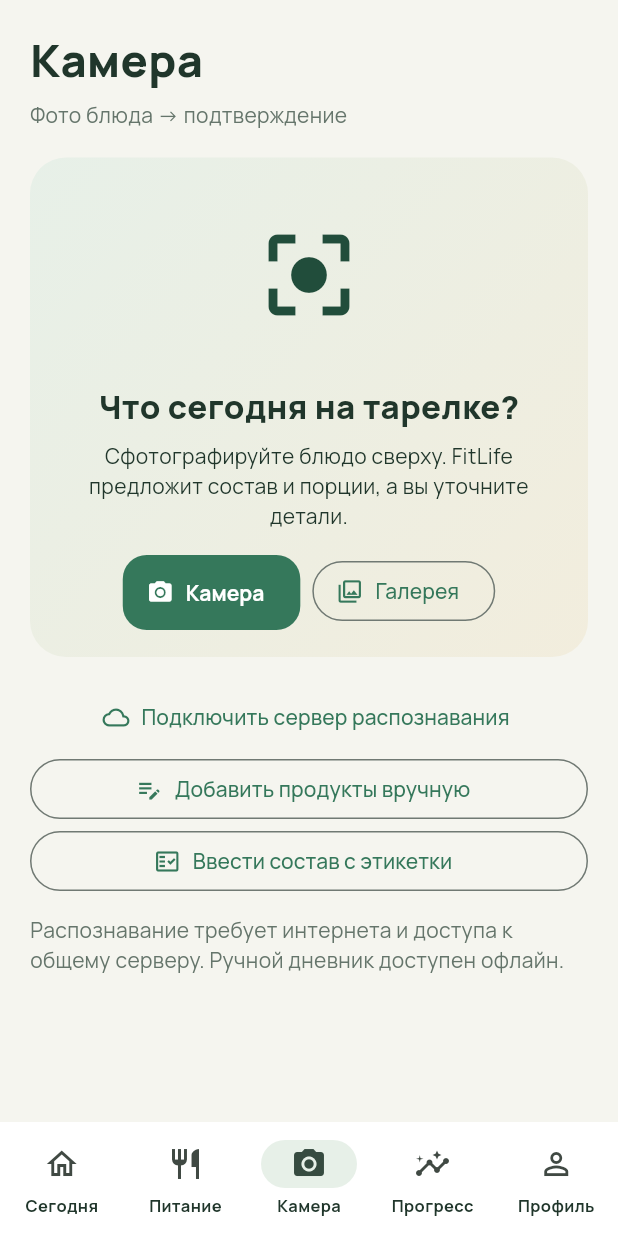
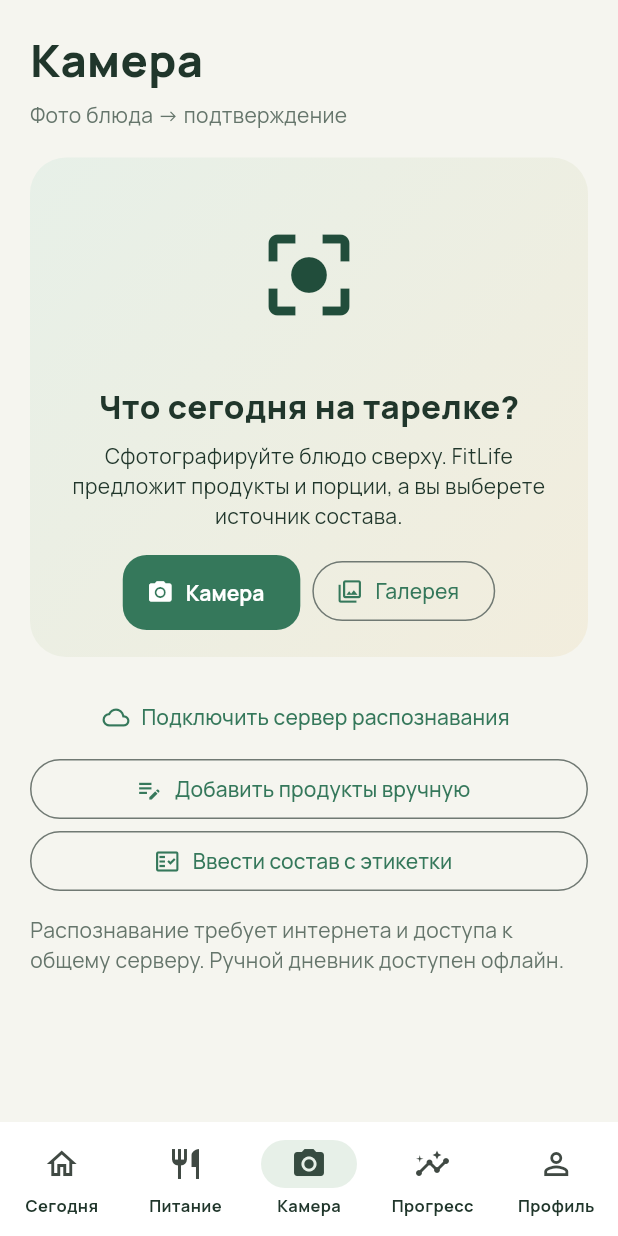
Before and after one commit to konovalovm7k-cloud/fitlife, a Flutter app: the screen it shows after launch, item 3 of the bottom bar chosen, on a phone screen of 412 x 824 dp. Run offline on Flutter 3.47's test engine with Material 3 defaults, Android fonts, the phone set to English and light mode, and no system bars; our stand-ins replace flutter_secure_storage, image_picker, shared_preferences.

Commit message:
fix: describe photo recognition as food identification

```diff
--- a/lib/features/photo_analysis/photo_page.dart
+++ b/lib/features/photo_analysis/photo_page.dart
@@ -276,7 +276,7 @@ class _PhotoPageState extends State<PhotoPage> {
             ),
             const SizedBox(height: 8),
             const Text(
-              'Сфотографируйте блюдо сверху. FitLife предложит состав и порции, а вы уточните детали.',
+              'Сфотографируйте блюдо сверху. FitLife предложит продукты и порции, а вы выберете источник состава.',
               textAlign: TextAlign.center,
             ),
             const SizedBox(height: 16),
@@ -339,7 +339,15 @@ class _PhotoPageState extends State<PhotoPage> {
           key: const Key('photo-analyze'),
           onPressed: _busy ? null : _analyze,
           icon: const Icon(Icons.auto_awesome_outlined),
-          label: const Text('Оценить калорийность'),
+          label: const Text('Распознать продукты'),
+        ),
+      if (_photo != null)
+        const Padding(
+          padding: EdgeInsets.only(top: 8, bottom: 8),
+          child: Text(
+            'Калории и нутриенты рассчитаем по выбранному источнику.',
+            style: TextStyle(color: muted),
+          ),
         ),
       TextButton.icon(
         onPressed: _busy ? null : _settings,
--- a/pubspec.yaml
+++ b/pubspec.yaml
@@ -1,7 +1,7 @@
 name: fitlife
 description: FitLife weight loss tracker
 publish_to: "none"
-version: 4.6.12+26
+version: 4.6.13+27
 
 environment:
   sdk: ">=3.12.0 <4.0.0"
```
